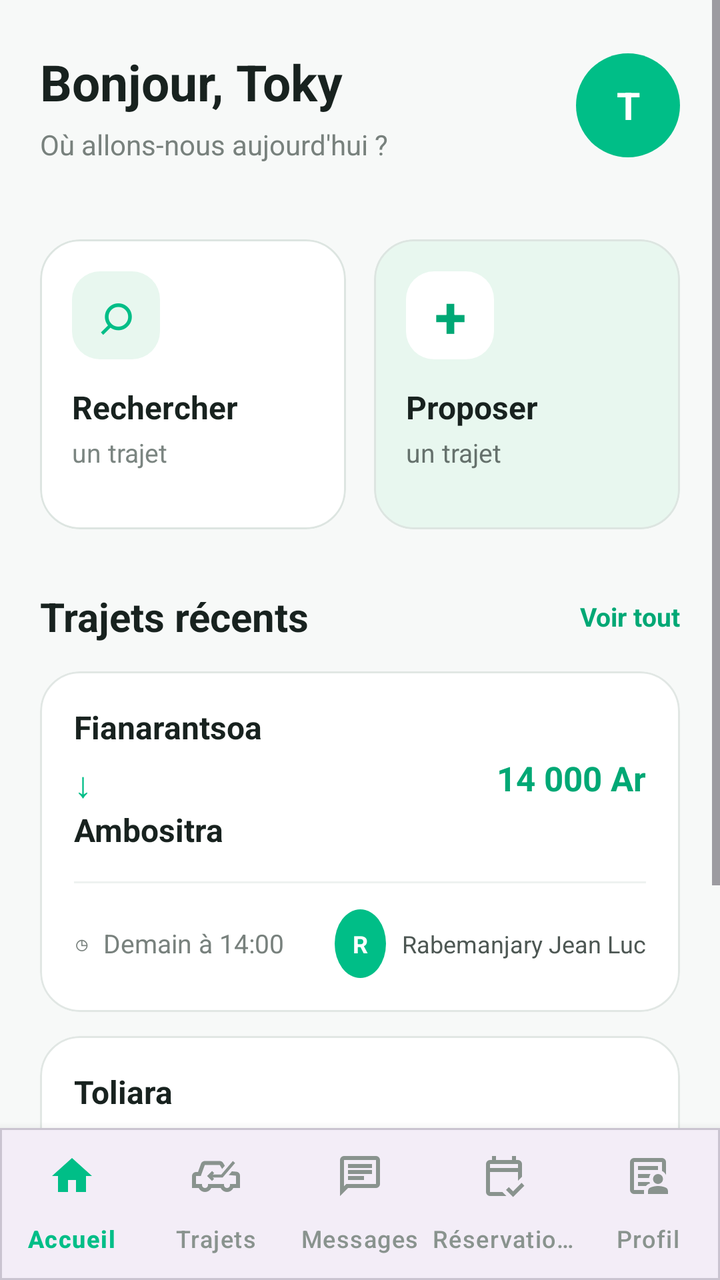
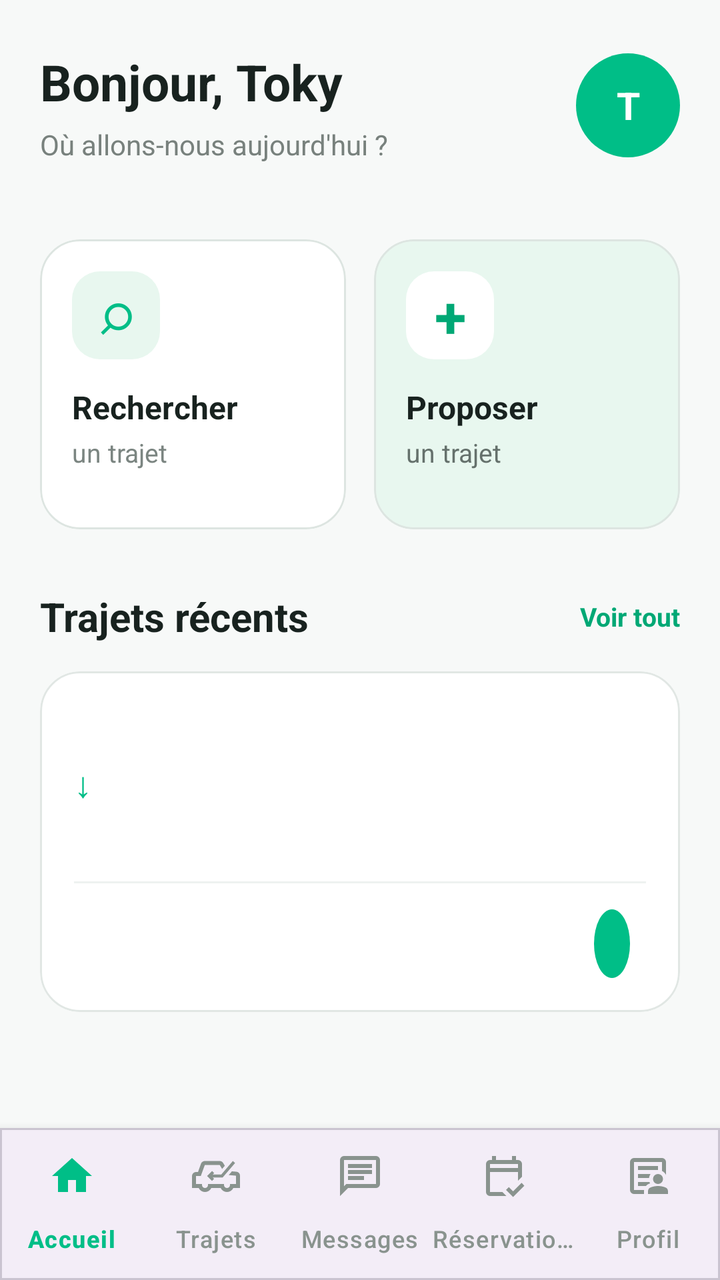

The first picture is an Android layout as it rendered before a commit; the second is the same layout after the commit. The layout source and the unified diff follow.
<!-- AndroidManifest.xml: application theme Theme.CarGO -->
<!-- res/layout/activity_home.xml -->
<?xml version="1.0" encoding="utf-8"?>
<LinearLayout
    xmlns:android="http://schemas.android.com/apk/res/android"
    xmlns:app="http://schemas.android.com/apk/res-auto"

    android:layout_width="match_parent"
    android:layout_height="match_parent"

    android:orientation="vertical"
    android:background="#F7F9F8">

    
    
    

    <ScrollView
        android:id="@+id/scrollHome"
        android:layout_width="match_parent"
        android:layout_height="0dp"
        android:layout_weight="1"
        android:fillViewport="true"
        android:clipToPadding="false">

        <LinearLayout
            android:layout_width="match_parent"
            android:layout_height="wrap_content"
            android:orientation="vertical"
            android:paddingStart="20dp"
            android:paddingTop="24dp"
            android:paddingEnd="20dp"
            android:paddingBottom="30dp">

            
            
            

            <LinearLayout
                android:layout_width="match_parent"
                android:layout_height="wrap_content"
                android:orientation="horizontal"
                android:gravity="center_vertical">

                <LinearLayout
                    android:layout_width="0dp"
                    android:layout_height="wrap_content"
                    android:layout_weight="1"
                    android:orientation="vertical">

                    <TextView
                        android:id="@+id/textBonjour"
                        android:layout_width="wrap_content"
                        android:layout_height="wrap_content"
                        android:text="Bonjour, Toky"
                        android:textColor="#18221F"
                        android:textSize="25sp"
                        android:textStyle="bold" />

                    <TextView
                        android:id="@+id/textSousTitre"
                        android:layout_width="wrap_content"
                        android:layout_height="wrap_content"
                        android:layout_marginTop="5dp"
                        android:text="Où allons-nous aujourd'hui ?"
                        android:textColor="#78817D"
                        android:textSize="14sp" />

                </LinearLayout>

                

                <TextView
                    android:id="@+id/textAvatar"
                    android:layout_width="52dp"
                    android:layout_height="52dp"
                    android:gravity="center"
                    android:text="T"
                    android:textColor="#FFFFFF"
                    android:textSize="19sp"
                    android:textStyle="bold"
                    android:background="@drawable/bg_avatar" />

            </LinearLayout>


            
            
            

            <Space
                android:layout_width="match_parent"
                android:layout_height="24dp" />


            
            
            

            <Space
                android:layout_width="match_parent"
                android:layout_height="14dp" />


            
            
            

            <LinearLayout
                android:layout_width="match_parent"
                android:layout_height="wrap_content"
                android:orientation="horizontal">

                
                
                

                <com.google.android.material.card.MaterialCardView
                    android:id="@+id/cardRecherche"
                    android:layout_width="0dp"
                    android:layout_height="145dp"
                    android:layout_weight="1"
                    android:layout_marginEnd="7dp"

                    app:cardCornerRadius="20dp"
                    app:cardElevation="0dp"
                    app:strokeWidth="1dp"
                    app:strokeColor="#DDE5E1"
                    app:cardBackgroundColor="#FFFFFF">

                    <LinearLayout
                        android:layout_width="match_parent"
                        android:layout_height="match_parent"
                        android:orientation="vertical"
                        android:padding="16dp">

                        <TextView
                            android:layout_width="44dp"
                            android:layout_height="44dp"
                            android:gravity="center"
                            android:text="⌕"
                            android:textColor="#00BE87"
                            android:textSize="29sp"
                            android:background="@drawable/bg_icon_green" />

                        <TextView
                            android:layout_width="wrap_content"
                            android:layout_height="wrap_content"
                            android:layout_marginTop="13dp"
                            android:text="Rechercher"
                            android:textColor="#18221F"
                            android:textSize="16sp"
                            android:textStyle="bold" />

                        <TextView
                            android:layout_width="wrap_content"
                            android:layout_height="wrap_content"
                            android:layout_marginTop="3dp"
                            android:text="un trajet"
                            android:textColor="#7B8581"
                            android:textSize="13sp" />

                    </LinearLayout>

                </com.google.android.material.card.MaterialCardView>


                
                
                

                <com.google.android.material.card.MaterialCardView
                    android:id="@+id/cardProposer"
                    android:layout_width="0dp"
                    android:layout_height="145dp"
                    android:layout_weight="1"
                    android:layout_marginStart="7dp"

                    app:cardCornerRadius="20dp"
                    app:cardElevation="0dp"
                    app:strokeWidth="1dp"
                    app:strokeColor="#DDE5E1"
                    app:cardBackgroundColor="#E8F7EF">

                    <LinearLayout
                        android:layout_width="match_parent"
                        android:layout_height="match_parent"
                        android:orientation="vertical"
                        android:padding="16dp">

                        <TextView
                            android:layout_width="44dp"
                            android:layout_height="44dp"
                            android:gravity="center"
                            android:text="+"
                            android:textColor="#00A875"
                            android:textSize="29sp"
                            android:textStyle="bold"
                            android:background="@drawable/bg_icon_white" />

                        <TextView
                            android:layout_width="wrap_content"
                            android:layout_height="wrap_content"
                            android:layout_marginTop="13dp"
                            android:text="Proposer"
                            android:textColor="#18221F"
                            android:textSize="16sp"
                            android:textStyle="bold" />

                        <TextView
                            android:layout_width="wrap_content"
                            android:layout_height="wrap_content"
                            android:layout_marginTop="3dp"
                            android:text="un trajet"
                            android:textColor="#65716C"
                            android:textSize="13sp" />

                    </LinearLayout>

                </com.google.android.material.card.MaterialCardView>

            </LinearLayout>




            
            
            

            <Space
                android:layout_width="match_parent"
                android:layout_height="30dp" />


            
            
            

            <LinearLayout
                android:layout_width="match_parent"
                android:layout_height="wrap_content"
                android:gravity="center_vertical">

                <TextView
                    android:layout_width="0dp"
                    android:layout_height="wrap_content"
                    android:layout_weight="1"
                    android:text="Trajets récents"
                    android:textColor="#18221F"
                    android:textSize="20sp"
                    android:textStyle="bold" />

                <TextView
                    android:id="@+id/textVoirTout"
                    android:layout_width="wrap_content"
                    android:layout_height="wrap_content"
                    android:text="Voir tout"
                    android:textColor="#00A875"
                    android:textSize="13sp"
                    android:textStyle="bold" />

            </LinearLayout>


            
            
            

            <com.google.android.material.card.MaterialCardView
                android:id="@+id/cardTrajet1"
                android:layout_width="match_parent"
                android:layout_height="wrap_content"
                android:layout_marginTop="14dp"

                app:cardCornerRadius="20dp"
                app:cardElevation="0dp"
                app:strokeWidth="1dp"
                app:strokeColor="#E1E7E4"
                app:cardBackgroundColor="#FFFFFF">

                <LinearLayout
                    android:layout_width="match_parent"
                    android:layout_height="wrap_content"
                    android:orientation="vertical"
                    android:padding="17dp">

                    <LinearLayout
                        android:layout_width="match_parent"
                        android:layout_height="wrap_content"
                        android:gravity="center_vertical">

                        <LinearLayout
                            android:layout_width="0dp"
                            android:layout_height="wrap_content"
                            android:layout_weight="1"
                            android:orientation="vertical">

                            <TextView
                                android:layout_width="wrap_content"
                                android:layout_height="wrap_content"
                                android:text="Fianarantsoa"
                                android:textColor="#18221F"
                                android:textSize="16sp"
                                android:textStyle="bold" />

                            <TextView
                                android:layout_width="wrap_content"
                                android:layout_height="wrap_content"
                                android:layout_marginTop="5dp"
                                android:text="↓"
                                android:textColor="#00BE87"
                                android:textSize="18sp" />

                            <TextView
                                android:layout_width="wrap_content"
                                android:layout_height="wrap_content"
                                android:text="Ambositra"
                                android:textColor="#18221F"
                                android:textSize="16sp"
                                android:textStyle="bold" />

                        </LinearLayout>

                        <TextView
                            android:layout_width="wrap_content"
                            android:layout_height="wrap_content"
                            android:text="14 000 Ar"
                            android:textColor="#00A875"
                            android:textSize="17sp"
                            android:textStyle="bold" />

                    </LinearLayout>


                    <View
                        android:layout_width="match_parent"
                        android:layout_height="1dp"
                        android:layout_marginTop="15dp"
                        android:layout_marginBottom="13dp"
                        android:background="#EEF2F0" />


                    <LinearLayout
                        android:layout_width="match_parent"
                        android:layout_height="wrap_content"
                        android:gravity="center_vertical">

                        <TextView
                            android:layout_width="0dp"
                            android:layout_height="wrap_content"
                            android:layout_weight="1"
                            android:text="◷  Demain à 14:00"
                            android:textColor="#78817D"
                            android:textSize="13sp" />

                        <TextView
                            android:layout_width="wrap_content"
                            android:layout_height="wrap_content"
                            android:text="R"
                            android:textColor="#FFFFFF"
                            android:textSize="12sp"
                            android:textStyle="bold"
                            android:gravity="center"
                            android:background="@drawable/bg_avatar_small"
                            android:padding="9dp" />

                        <TextView
                            android:layout_width="wrap_content"
                            android:layout_height="wrap_content"
                            android:layout_marginStart="8dp"
                            android:text="Rabemanjary Jean Luc"
                            android:textColor="#4D5753"
                            android:textSize="12sp" />

                    </LinearLayout>

                </LinearLayout>

            </com.google.android.material.card.MaterialCardView>


            
            
            

            <com.google.android.material.card.MaterialCardView
                android:id="@+id/cardTrajet2"
                android:layout_width="match_parent"
                android:layout_height="wrap_content"
                android:layout_marginTop="12dp"

                app:cardCornerRadius="20dp"
                app:cardElevation="0dp"
                app:strokeWidth="1dp"
                app:strokeColor="#E1E7E4"
                app:cardBackgroundColor="#FFFFFF">

                <LinearLayout
                    android:layout_width="match_parent"
                    android:layout_height="wrap_content"
                    android:orientation="vertical"
                    android:padding="17dp">

                    <LinearLayout
                        android:layout_width="match_parent"
                        android:layout_height="wrap_content"
                        android:gravity="center_vertical">

                        <LinearLayout
                            android:layout_width="0dp"
                            android:layout_height="wrap_content"
                            android:layout_weight="1"
                            android:orientation="vertical">

                            <TextView
                                android:layout_width="wrap_content"
                                android:layout_height="wrap_content"
                                android:text="Toliara"
                                android:textColor="#18221F"
                                android:textSize="16sp"
                                android:textStyle="bold" />

                            <TextView
                                android:layout_width="wrap_content"
                                android:layout_height="wrap_content"
                                android:layout_marginTop="5dp"
                                android:text="↓"
                                android:textColor="#00BE87"
                                android:textSize="18sp" />

                            <TextView
                                android:layout_width="wrap_content"
                                android:layout_height="wrap_content"
                                android:text="Ambalavao"
                                android:textColor="#18221F"
                                android:textSize="16sp"
                                android:textStyle="bold" />

                        </LinearLayout>

                        <TextView
                            android:layout_width="wrap_content"
                            android:layout_height="wrap_content"
                            android:text="49 000 Ar"
                            android:textColor="#00A875"
                            android:textSize="17sp"
                            android:textStyle="bold" />

                    </LinearLayout>


                    <View
                        android:layout_width="match_parent"
                        android:layout_height="1dp"
                        android:layout_marginTop="15dp"
                        android:layout_marginBottom="13dp"
                        android:background="#EEF2F0" />


                    <LinearLayout
                        android:layout_width="match_parent"
                        android:layout_height="wrap_content"
                        android:gravity="center_vertical">

                        <TextView
                            android:layout_width="0dp"
                            android:layout_height="wrap_content"
                            android:layout_weight="1"
                            android:text="◷  Ven. 13 Oct. à 08:30"
                            android:textColor="#78817D"
                            android:textSize="13sp" />

                        <TextView
                            android:layout_width="wrap_content"
                            android:layout_height="wrap_content"
                            android:text="S"
                            android:textColor="#FFFFFF"
                            android:textSize="12sp"
                            android:textStyle="bold"
                            android:gravity="center"
                            android:background="@drawable/bg_avatar_small"
                            android:padding="9dp" />

                        <TextView
                            android:layout_width="wrap_content"
                            android:layout_height="wrap_content"
                            android:layout_marginStart="8dp"
                            android:text="Sarah Liantsoa"
                            android:textColor="#4D5753"
                            android:textSize="12sp" />

                    </LinearLayout>

                </LinearLayout>

            </com.google.android.material.card.MaterialCardView>

        </LinearLayout>

    </ScrollView>


    
    
    

    <com.google.android.material.card.MaterialCardView
        android:layout_width="match_parent"
        android:layout_height="76dp"

        app:cardCornerRadius="0dp"
        app:cardElevation="8dp"
        app:cardBackgroundColor="#FFFFFF">

        <com.google.android.material.bottomnavigation.BottomNavigationView
            android:id="@+id/navigation"
            android:layout_width="match_parent"
            android:layout_height="match_parent"

            app:itemIconTint="@color/bottom_nav_colors"
            app:itemTextColor="@color/bottom_nav_colors"
            app:itemRippleColor="@android:color/transparent"

            app:labelVisibilityMode="labeled"
            app:menu="@menu/menu_bottom_navigation" />

    </com.google.android.material.card.MaterialCardView>

</LinearLayout>
<!-- resources referenced by this layout -->
<resources>
  <!-- drawable bg_avatar (drawable) -->
  <?xml version="1.0" encoding="utf-8"?>
  <shape xmlns:android="http://schemas.android.com/apk/res/android"
      android:shape="oval">
  
      <solid android:color="#00BE87" />
  
  </shape>
  <!-- drawable bg_avatar_small (drawable) -->
  <?xml version="1.0" encoding="utf-8"?>
  <shape xmlns:android="http://schemas.android.com/apk/res/android"
      android:shape="oval">
  
      <solid android:color="#00BE87" />
  
  </shape>
  <!-- drawable bg_icon_green (drawable) -->
  <?xml version="1.0" encoding="utf-8"?>
  <shape xmlns:android="http://schemas.android.com/apk/res/android"
      android:shape="rectangle">
  
      <solid android:color="#E8F7EF" />
  
      <corners android:radius="14dp" />
  
  </shape>
  <!-- drawable bg_icon_white (drawable) -->
  <?xml version="1.0" encoding="utf-8"?>
  <shape xmlns:android="http://schemas.android.com/apk/res/android"
      android:shape="rectangle">
  
      <solid android:color="#FFFFFF" />
  
      <corners android:radius="14dp" />
  
  </shape>
  <style name="Theme.CarGO" parent="Base.Theme.CarGO" />
  <style name="Base.Theme.CarGO" parent="Theme.Material3.DayNight.NoActionBar">
          
          
      </style>
</resources>

<!-- the commit's change to res/layout/activity_home.xml (unified diff, before → after) -->
@@ -295,9 +295,10 @@
                             android:orientation="vertical">
 
                             <TextView
+                                android:id="@+id/textDepart1"
                                 android:layout_width="wrap_content"
                                 android:layout_height="wrap_content"
-                                android:text="Fianarantsoa"
+                                android:text=""
                                 android:textColor="#18221F"
                                 android:textSize="16sp"
                                 android:textStyle="bold" />
@@ -311,9 +312,10 @@
                                 android:textSize="18sp" />
 
                             <TextView
+                                android:id="@+id/textDestination1"
                                 android:layout_width="wrap_content"
                                 android:layout_height="wrap_content"
-                                android:text="Ambositra"
+                                android:text=""
                                 android:textColor="#18221F"
                                 android:textSize="16sp"
                                 android:textStyle="bold" />
@@ -321,9 +323,10 @@
                         </LinearLayout>
 
                         <TextView
-                            android:layout_width="wrap_content"
-                            android:layout_height="wrap_content"
-                            android:text="14 000 Ar"
+                            android:id="@+id/textPrix1"
+                            android:layout_width="wrap_content"
+                            android:layout_height="wrap_content"
+                            android:text=""
                             android:textColor="#00A875"
                             android:textSize="17sp"
                             android:textStyle="bold" />
@@ -345,17 +348,19 @@
                         android:gravity="center_vertical">
 
                         <TextView
+                            android:id="@+id/textDate1"
                             android:layout_width="0dp"
                             android:layout_height="wrap_content"
                             android:layout_weight="1"
-                            android:text="◷  Demain à 14:00"
+                            android:text=""
                             android:textColor="#78817D"
                             android:textSize="13sp" />
 
                         <TextView
-                            android:layout_width="wrap_content"
-                            android:layout_height="wrap_content"
-                            android:text="R"
+                            android:id="@+id/textAvatar1"
+                            android:layout_width="wrap_content"
+                            android:layout_height="wrap_content"
+                            android:text=""
                             android:textColor="#FFFFFF"
                             android:textSize="12sp"
                             android:textStyle="bold"
@@ -364,127 +369,11 @@
                             android:padding="9dp" />
 
                         <TextView
+                            android:id="@+id/textConducteur1"
                             android:layout_width="wrap_content"
                             android:layout_height="wrap_content"
                             android:layout_marginStart="8dp"
-                            android:text="Rabemanjary Jean Luc"
-                            android:textColor="#4D5753"
-                            android:textSize="12sp" />
-
-                    </LinearLayout>
-
-                </LinearLayout>
-
-            </com.google.android.material.card.MaterialCardView>
-
-
-            
-            
-            
-
-            <com.google.android.material.card.MaterialCardView
-                android:id="@+id/cardTrajet2"
-                android:layout_width="match_parent"
-                android:layout_height="wrap_content"
-                android:layout_marginTop="12dp"
-
-                app:cardCornerRadius="20dp"
-                app:cardElevation="0dp"
-                app:strokeWidth="1dp"
-                app:strokeColor="#E1E7E4"
-                app:cardBackgroundColor="#FFFFFF">
-
-                <LinearLayout
-                    android:layout_width="match_parent"
-                    android:layout_height="wrap_content"
-                    android:orientation="vertical"
-                    android:padding="17dp">
-
-                    <LinearLayout
-                        android:layout_width="match_parent"
-                        android:layout_height="wrap_content"
-                        android:gravity="center_vertical">
-
-                        <LinearLayout
-                            android:layout_width="0dp"
-                            android:layout_height="wrap_content"
-                            android:layout_weight="1"
-                            android:orientation="vertical">
-
-                            <TextView
-                                android:layout_width="wrap_content"
-                                android:layout_height="wrap_content"
-                                android:text="Toliara"
-                                android:textColor="#18221F"
-                                android:textSize="16sp"
-                                android:textStyle="bold" />
-
-                            <TextView
-                                android:layout_width="wrap_content"
-                                android:layout_height="wrap_content"
-                                android:layout_marginTop="5dp"
-                                android:text="↓"
-                                android:textColor="#00BE87"
-                                android:textSize="18sp" />
-
-                            <TextView
-                                android:layout_width="wrap_content"
-                                android:layout_height="wrap_content"
-                                android:text="Ambalavao"
-                                android:textColor="#18221F"
-                                android:textSize="16sp"
-                                android:textStyle="bold" />
-
-                        </LinearLayout>
-
-                        <TextView
-                            android:layout_width="wrap_content"
-                            android:layout_height="wrap_content"
-                            android:text="49 000 Ar"
-                            android:textColor="#00A875"
-                            android:textSize="17sp"
-                            android:textStyle="bold" />
-
-                    </LinearLayout>
-
-
-                    <View
-                        android:layout_width="match_parent"
-                        android:layout_height="1dp"
-                        android:layout_marginTop="15dp"
-                        android:layout_marginBottom="13dp"
-                        android:background="#EEF2F0" />
-
-
-                    <LinearLayout
-                        android:layout_width="match_parent"
-                        android:layout_height="wrap_content"
-                        android:gravity="center_vertical">
-
-                        <TextView
-                            android:layout_width="0dp"
-                            android:layout_height="wrap_content"
-                            android:layout_weight="1"
-                            android:text="◷  Ven. 13 Oct. à 08:30"
-                            android:textColor="#78817D"
-                            android:textSize="13sp" />
-
-                        <TextView
-                            android:layout_width="wrap_content"
-                            android:layout_height="wrap_content"
-                            android:text="S"
-                            android:textColor="#FFFFFF"
-                            android:textSize="12sp"
-                            android:textStyle="bold"
-                            android:gravity="center"
-                            android:background="@drawable/bg_avatar_small"
-                            android:padding="9dp" />
-
-                        <TextView
-                            android:layout_width="wrap_content"
-                            android:layout_height="wrap_content"
-                            android:layout_marginStart="8dp"
-                            android:text="Sarah Liantsoa"
+                            android:text=""
                             android:textColor="#4D5753"
                             android:textSize="12sp" />
 
